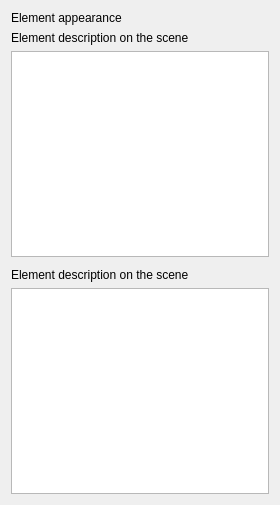
Old version of the form src/plugins/workflow_designer/src/library/create_cmdline_based_worker/CreateCmdlineBasedWorkerWizardElementAppearancePage.ui in the repository violethaze74/ugene.
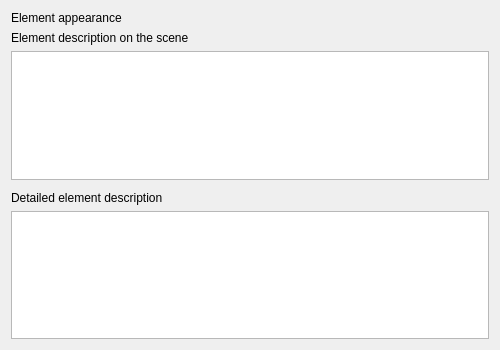
New version of the form.

The edit to the form file:
```diff
--- a/src/plugins/workflow_designer/src/library/create_cmdline_based_worker/CreateCmdlineBasedWorkerWizardElementAppearancePage.ui
+++ b/src/plugins/workflow_designer/src/library/create_cmdline_based_worker/CreateCmdlineBasedWorkerWizardElementAppearancePage.ui
@@ -6,8 +6,8 @@
    <rect>
     <x>0</x>
     <y>0</y>
-    <width>280</width>
-    <height>505</height>
+    <width>500</width>
+    <height>350</height>
    </rect>
   </property>
   <property name="windowTitle">
@@ -45,6 +45,9 @@
       </item>
       <item>
        <widget class="QTextEdit" name="teDescription">
+        <property name="sizeAdjustPolicy">
+         <enum>QAbstractScrollArea::AdjustToContentsOnFirstShow</enum>
+        </property>
         <property name="acceptRichText">
          <bool>true</bool>
         </property>
@@ -87,18 +90,21 @@
       <item>
        <widget class="QLabel" name="lblPrompter">
         <property name="text">
-         <string>Element description on the scene</string>
+         <string>Detailed element description</string>
         </property>
        </widget>
       </item>
       <item>
        <widget class="QTextEdit" name="tePrompter">
+        <property name="sizeAdjustPolicy">
+         <enum>QAbstractScrollArea::AdjustToContentsOnFirstShow</enum>
+        </property>
         <property name="html">
          <string>&lt;!DOCTYPE HTML PUBLIC &quot;-//W3C//DTD HTML 4.0//EN&quot; &quot;http://www.w3.org/TR/REC-html40/strict.dtd&quot;&gt;
 &lt;html&gt;&lt;head&gt;&lt;meta name=&quot;qrichtext&quot; content=&quot;1&quot; /&gt;&lt;style type=&quot;text/css&quot;&gt;
 p, li { white-space: pre-wrap; }
-&lt;/style&gt;&lt;/head&gt;&lt;body style=&quot; font-family:'.SF NS Text'; font-size:13pt; font-weight:400; font-style:normal;&quot;&gt;
-&lt;p style=&quot;-qt-paragraph-type:empty; margin-top:12px; margin-bottom:12px; margin-left:0px; margin-right:0px; -qt-block-indent:0; text-indent:0px; font-family:'MS Shell Dlg 2'; font-size:8.25pt;&quot;&gt;&lt;br /&gt;&lt;/p&gt;&lt;/body&gt;&lt;/html&gt;</string>
+&lt;/style&gt;&lt;/head&gt;&lt;body style=&quot; font-family:'MS Shell Dlg 2'; font-size:8.25pt; font-weight:400; font-style:normal;&quot;&gt;
+&lt;p style=&quot;-qt-paragraph-type:empty; margin-top:12px; margin-bottom:12px; margin-left:0px; margin-right:0px; -qt-block-indent:0; text-indent:0px;&quot;&gt;&lt;br /&gt;&lt;/p&gt;&lt;/body&gt;&lt;/html&gt;</string>
         </property>
        </widget>
       </item>
```
